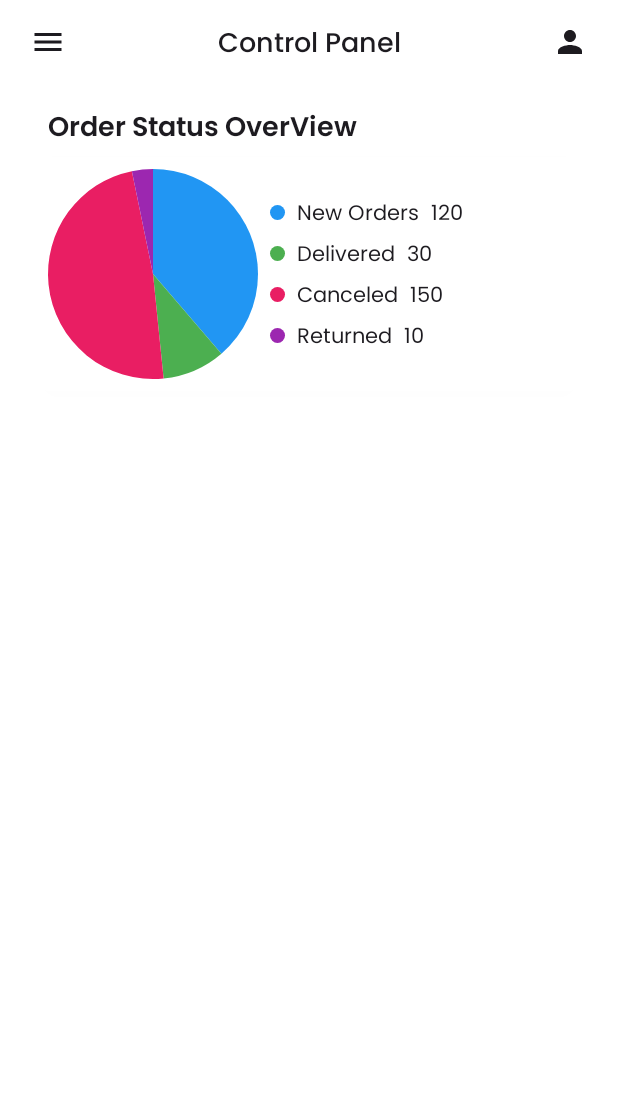
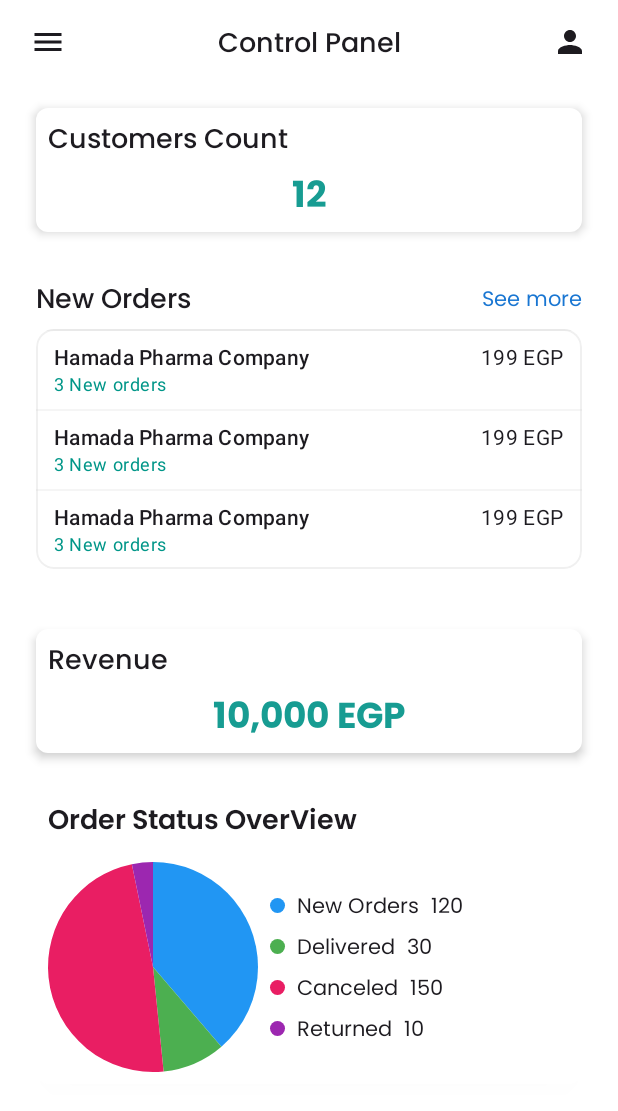
Before and after one commit to Alikotb/AtOnce-Admin, an Android app built with Jetpack Compose: the HomeScreen screen opened through its navigation route, on a phone screen of 412 x 824 dp. Shown: the top 1111 px of the screen. Run offline under Robolectric (Android 15) with nearby library versions, the phone set to English and light mode, and no system bars; our stand-ins replace accompanist.

Commit message:
feat: Enhance HomeScreen and add StateOrders screen
This commit introduces several enhancements to the HomeScreen and adds a new StateOrders screen.

**HomeScreen:**
- Made the screen vertically scrollable.
- Added `CustomSection` composable to display "Customers Count" and "Revenue".
- Added `OrdersSection` composable to display a list of new orders with a "See more" option.
  - The `OrdersSection` navigates to `StateOrders` screen when "See more" is clicked.
- Added a bottom spacer.

**New Components:**
- `CustomSection`: A reusable card to display a header and a value with customizable text alignment and background color.
- `OrdersSection`: A section to display a list of orders. It uses `OrderRowItem` for each order.
- `OrderRowItem`: A row item to display company name, new orders count, and price.

**StateOrders Screen:**
- A new screen `StateOrders` is created to display a list of orders.
- It uses `CustomTopBar` for navigation.

**Navigation:**
- Added `ScreenRoute.StateOrders` for the new screen.
- Updated `NavHost` to include navigation to `StateOrders` from `HomeScreen` and back navigation from `ProfileScreen` and `StateOrders`.

**ProfileScreen:**
- Updated font in `AccountCard` to `RegularFont`.

```diff
--- /dev/null
+++ b/app/src/main/java/com/example/atonce_admin/presentationLayer/component/OrderRowItem.kt
@@ -0,0 +1,56 @@
+package com.example.atonce_admin.presentationLayer.component
+
+import androidx.compose.foundation.layout.Arrangement
+import androidx.compose.foundation.layout.Column
+import androidx.compose.foundation.layout.Row
+import androidx.compose.foundation.layout.fillMaxWidth
+import androidx.compose.foundation.layout.padding
+import androidx.compose.material3.MaterialTheme
+import androidx.compose.material3.Text
+import androidx.compose.runtime.Composable
+import androidx.compose.ui.Modifier
+import androidx.compose.ui.graphics.Color
+import androidx.compose.ui.text.font.FontWeight
+import androidx.compose.ui.tooling.preview.Preview
+import androidx.compose.ui.unit.dp
+
+@Composable
+fun OrderRowItem(
+    companyName: String,
+    newOrdersCount: Int,
+    price: String,
+    modifier: Modifier = Modifier
+) {
+    Row(
+        modifier = modifier
+            .fillMaxWidth()
+            .padding(vertical = 8.dp, horizontal = 12.dp),
+        horizontalArrangement = Arrangement.SpaceBetween
+    ) {
+        Column {
+            Text(
+                text = companyName,
+                style = MaterialTheme.typography.bodyMedium.copy(fontWeight = FontWeight.Medium)
+            )
+            Text(
+                text = "$newOrdersCount New orders",
+                style = MaterialTheme.typography.bodySmall.copy(color = Color(0xFF009688))
+            )
+        }
+
+        Text(
+            text = price,
+            style = MaterialTheme.typography.bodyMedium
+        )
+    }
+}
+
+@Preview(showBackground = true)
+@Composable
+fun OrderRowItemPreview() {
+    OrderRowItem(
+        companyName = "Company Name",
+        newOrdersCount = 10,
+        price = "$100.00"
+    )
+}
--- a/app/src/main/java/com/example/atonce_admin/presentationLayer/home/Home.kt
+++ b/app/src/main/java/com/example/atonce_admin/presentationLayer/home/Home.kt
@@ -1,28 +1,43 @@
 package com.example.atonce_admin.presentationLayer.home
 
+import androidx.compose.foundation.gestures.Orientation
+import androidx.compose.foundation.gestures.scrollable
 import androidx.compose.foundation.layout.Column
+import androidx.compose.foundation.layout.Spacer
 import androidx.compose.foundation.layout.fillMaxSize
+import androidx.compose.foundation.layout.height
 import androidx.compose.foundation.layout.padding
+import androidx.compose.foundation.rememberScrollState
+import androidx.compose.foundation.verticalScroll
 import androidx.compose.material.icons.Icons
 import androidx.compose.material.icons.filled.Menu
 import androidx.compose.material.icons.filled.Person
 import androidx.compose.runtime.Composable
 import androidx.compose.ui.Modifier
+import androidx.compose.ui.text.style.TextAlign
 import androidx.compose.ui.unit.dp
 import com.example.atonce_admin.presentationLayer.component.CustomTopBar
+import com.example.atonce_admin.presentationLayer.home.components.CustomSection
+import com.example.atonce_admin.presentationLayer.home.components.OrdersSection
 import com.example.atonce_admin.presentationLayer.home.components.PieChartCard
+import com.example.atonce_admin.presentationLayer.theme.backgroundColor
 
 @Composable
 fun HomeScreen(
     onDrawerClicked: () -> Unit,
-    onProfileClicked: () -> Unit
+    onProfileClicked: () -> Unit,
+    onSeeMoreClick: () -> Unit
 ) {
 
     Column(
         modifier = Modifier
             .fillMaxSize()
             .padding(horizontal = 8.dp)
+            .verticalScroll(rememberScrollState())
+
     ){
+
+
         CustomTopBar(
             title = "Control Panel",
             leadingIcon = Icons.Default.Menu,
@@ -30,6 +45,29 @@ fun HomeScreen(
             trailingIcon = Icons.Default.Person,
             onTrailingClick = onProfileClicked
         )
+
+        CustomSection(
+            header = "Customers Count",
+            value = "12",
+            textAlign = TextAlign.Center,
+            bgColor = backgroundColor
+        )
+
+        val orders = listOf(
+            Triple("Hamada Pharma Company", 3, "199 EGP"),
+            Triple("Hamada Pharma Company", 3, "199 EGP"),
+            Triple("Hamada Pharma Company", 3, "199 EGP")
+        )
+
+        OrdersSection(orders = orders, onSeeMoreClick = onSeeMoreClick)
+
+        CustomSection(
+            header = "Revenue",
+            value = "10,000 EGP",
+            textAlign = TextAlign.Center,
+            bgColor = backgroundColor
+        )
+
 
         PieChartCard(
             title = "Order Status OverView",
@@ -41,5 +79,7 @@ fun HomeScreen(
             )
         )
 
+        Spacer(Modifier.height(160.dp))
+
     }
 }
--- /dev/null
+++ b/app/src/main/java/com/example/atonce_admin/presentationLayer/home/components/CustomersSection.kt
@@ -0,0 +1,49 @@
+package com.example.atonce_admin.presentationLayer.home.components
+
+import androidx.compose.foundation.layout.Arrangement
+import androidx.compose.foundation.layout.Column
+import androidx.compose.foundation.layout.fillMaxWidth
+import androidx.compose.foundation.layout.padding
+import androidx.compose.foundation.shape.RoundedCornerShape
+import androidx.compose.material3.Card
+import androidx.compose.material3.CardDefaults
+import androidx.compose.material3.Text
+import androidx.compose.runtime.Composable
+import androidx.compose.ui.Alignment
+import androidx.compose.ui.Modifier
+import androidx.compose.ui.graphics.Color
+import androidx.compose.ui.text.style.TextAlign
+import androidx.compose.ui.tooling.preview.Preview
+import androidx.compose.ui.unit.dp
+import androidx.compose.ui.unit.sp
+import com.example.atonce_admin.presentationLayer.theme.BoldFont
+import com.example.atonce_admin.presentationLayer.theme.MediumFont
+import com.example.atonce_admin.presentationLayer.theme.PrimaryColor
+import com.example.atonce_admin.presentationLayer.theme.backgroundColor
+
+@Preview
+@Composable
+fun CustomSection(
+    header : String = "Customers Count",
+    value : String = "12",
+    textAlign: TextAlign = TextAlign.Center,
+    bgColor: Color = backgroundColor
+){
+    Card(
+        shape = RoundedCornerShape(8.dp),
+        colors = CardDefaults.cardColors(containerColor = bgColor),
+        elevation = CardDefaults.cardElevation(defaultElevation = 4.dp),
+        modifier = Modifier.fillMaxWidth().padding(16.dp)
+    ) {
+        Column(
+            modifier = Modifier.fillMaxWidth()
+                .padding(8.dp),
+            verticalArrangement = Arrangement.spacedBy(8.dp),
+        ){
+            Text(text = header , fontSize = 18.sp, fontFamily = MediumFont)
+            Text(text = value ,fontSize = 24.sp ,
+                fontFamily = BoldFont, color = PrimaryColor,
+                modifier = Modifier.fillMaxWidth() , textAlign = textAlign)
+        }
+    }
+}
--- /dev/null
+++ b/app/src/main/java/com/example/atonce_admin/presentationLayer/home/components/OrdersSection.kt
@@ -0,0 +1,70 @@
+package com.example.atonce_admin.presentationLayer.home.components
+
+import androidx.compose.foundation.background
+import androidx.compose.foundation.border
+import androidx.compose.foundation.clickable
+import androidx.compose.foundation.layout.Arrangement
+import androidx.compose.foundation.layout.Column
+import androidx.compose.foundation.layout.Row
+import androidx.compose.foundation.layout.fillMaxWidth
+import androidx.compose.foundation.layout.padding
+import androidx.compose.foundation.shape.RoundedCornerShape
+import androidx.compose.material3.Divider
+import androidx.compose.material3.Text
+import androidx.compose.runtime.Composable
+import androidx.compose.ui.Alignment
+import androidx.compose.ui.Modifier
+import androidx.compose.ui.draw.clip
+import androidx.compose.ui.graphics.Color
+import androidx.compose.ui.text.style.TextAlign
+import androidx.compose.ui.unit.dp
+import androidx.compose.ui.unit.sp
+import com.example.atonce_admin.presentationLayer.component.OrderRowItem
+import com.example.atonce_admin.presentationLayer.theme.MediumFont
+import com.example.atonce_admin.presentationLayer.theme.RegularFont
+
+@Composable
+fun OrdersSection(
+    orders: List<Triple<String, Int, String>>,
+    onSeeMoreClick: () -> Unit
+) {
+    Column (
+        modifier = Modifier.padding(16.dp)
+    ){
+        Row(
+            modifier = Modifier.fillMaxWidth(),
+            horizontalArrangement = Arrangement.SpaceBetween,
+            verticalAlignment = Alignment.CenterVertically
+
+        ){
+            Text(
+                text = "New Orders",
+                fontSize = 18.sp,
+                fontFamily = MediumFont
+            )
+            Text(
+                text = "See more",
+                color = Color(0xFF1976D2),
+                modifier = Modifier
+                    .clickable { onSeeMoreClick() }
+                ,fontSize = 14.sp,
+                fontFamily = RegularFont
+            )
+        }
+        Column(
+            modifier = Modifier.padding(vertical = 8.dp)
+                .clip(RoundedCornerShape(12.dp))
+                .background(Color.White)
+                .border(1.dp, Color.LightGray.copy(alpha = 0.3f), RoundedCornerShape(12.dp))
+        ) {
+            orders.forEach {
+                Divider(color = Color.LightGray.copy(alpha = 0.2f))
+                OrderRowItem(
+                    companyName = it.first,
+                    newOrdersCount = it.second,
+                    price = it.third
+                )
+            }
+        }
+    }
+}
--- a/app/src/main/java/com/example/atonce_admin/presentationLayer/navigation/NavHost.kt
+++ b/app/src/main/java/com/example/atonce_admin/presentationLayer/navigation/NavHost.kt
@@ -7,6 +7,7 @@ import androidx.navigation.compose.composable
 import com.example.atonce_admin.presentationLayer.home.HomeScreen
 import com.example.atonce_admin.presentationLayer.login.LoginScreen
 import com.example.atonce_admin.presentationLayer.profile.ProfileScreen
+import com.example.atonce_admin.presentationLayer.stateOrders.StateOrders
 
 
 @Composable
@@ -30,13 +31,24 @@ fun SetUpNavHost(
                 },
                 onProfileClicked = {
                     navController.navigate(ScreenRoute.ProfileScreen)
+                },
+                onSeeMoreClick = {
+                    navController.navigate(ScreenRoute.StateOrders)
                 }
             )
         }
         composable<ScreenRoute.ProfileScreen> {
             ProfileScreen(){
-                navController.navigate(ScreenRoute.HomeScreen)
+                navController.navigateUp()
             }
+        }
+
+        composable<ScreenRoute.StateOrders> {
+            StateOrders(
+                onBackClicked = {
+                    navController.navigateUp()
+                }
+            )
         }
 
     }
--- a/app/src/main/java/com/example/atonce_admin/presentationLayer/navigation/ScreenRoute.kt
+++ b/app/src/main/java/com/example/atonce_admin/presentationLayer/navigation/ScreenRoute.kt
@@ -16,4 +16,7 @@ sealed class ScreenRoute {
     @Serializable
     object ProfileScreen : ScreenRoute()
 
+    @Serializable
+    object StateOrders : ScreenRoute()
+
 }
--- a/app/src/main/java/com/example/atonce_admin/presentationLayer/profile/components/AccountCard.kt
+++ b/app/src/main/java/com/example/atonce_admin/presentationLayer/profile/components/AccountCard.kt
@@ -20,6 +20,7 @@ import androidx.compose.ui.unit.sp
 import com.bumptech.glide.integration.compose.ExperimentalGlideComposeApi
 import com.bumptech.glide.integration.compose.GlideImage
 import com.example.atonce_admin.presentationLayer.theme.PrimaryColor
+import com.example.atonce_admin.presentationLayer.theme.RegularFont
 
 @OptIn(ExperimentalGlideComposeApi::class)
 @Composable
@@ -53,11 +54,11 @@ fun AccountCard(
             Spacer(modifier = Modifier.width(12.dp))
 
             Column(modifier = Modifier.weight(1f)) {
-                Text(text = name, fontSize = 16.sp, color = Color.Black)
+                Text(text = name, fontSize = 16.sp, color = Color.Black , fontFamily = RegularFont)
 
                 Spacer(modifier = Modifier.height(4.dp))
 
-                Text(text = subtitle, fontSize = 14.sp, color = PrimaryColor)
+                Text(text = subtitle, fontSize = 14.sp, color = PrimaryColor, fontFamily = RegularFont)
             }
 
 
```
Also changed, not shown: app/src/main/java/com/example/atonce_admin/presentationLayer/stateOrders/StateOrders.kt (added, +46 -0 lines).
